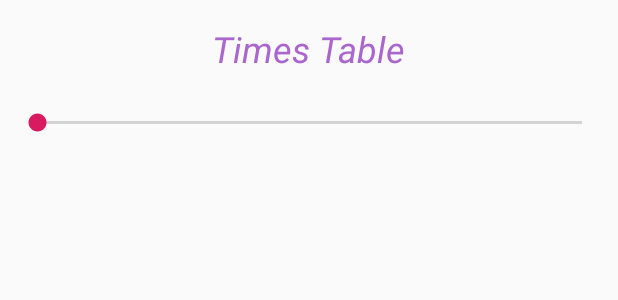
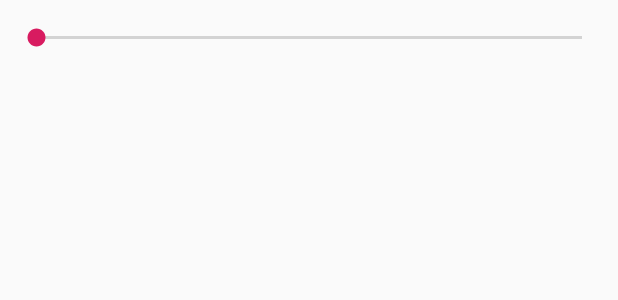
Before and after one commit to ramsony/Simple-Times-Table, an Android app: the layout activity_main.xml on its own in the app's theme, with its tools: preview values and no code run, on a phone screen of 412 x 824 dp. Shown: the top 300 px of the screen. Run offline under Robolectric (Android 15) with nearby library versions, the phone set to English and light mode, and no system bars.

Commit message:
Final Commit,connecting seek bar and the List View,and display the result of the time table as you slide the seek bar.

```diff
--- a/app/src/main/res/layout/activity_main.xml
+++ b/app/src/main/res/layout/activity_main.xml
@@ -6,49 +6,33 @@
     android:layout_height="match_parent"
     tools:context=".MainActivity">
 
-    <TextView
-        android:id="@+id/textView"
-        android:layout_width="wrap_content"
+
+    <SeekBar
+        android:id="@+id/tbSeekBar"
+        android:layout_width="0dp"
         android:layout_height="wrap_content"
         android:layout_marginStart="8dp"
         android:layout_marginLeft="8dp"
         android:layout_marginTop="16dp"
         android:layout_marginEnd="8dp"
         android:layout_marginRight="8dp"
-        android:layout_marginBottom="18dp"
-        android:text="Times Table"
-        android:textColor="@android:color/holo_purple"
-        android:textSize="24sp"
-        android:textStyle="italic"
-        app:layout_constraintBottom_toTopOf="@+id/seekBar"
         app:layout_constraintEnd_toEndOf="parent"
         app:layout_constraintStart_toStartOf="parent"
         app:layout_constraintTop_toTopOf="parent" />
 
-    <SeekBar
-        android:id="@+id/seekBar"
-        android:layout_width="395dp"
-        android:layout_height="wrap_content"
-        android:layout_marginStart="8dp"
-        android:layout_marginLeft="8dp"
-        android:layout_marginTop="24dp"
-        android:layout_marginEnd="8dp"
-        android:layout_marginRight="8dp"
-        app:layout_constraintEnd_toEndOf="parent"
-        app:layout_constraintStart_toStartOf="parent"
-        app:layout_constraintTop_toBottomOf="@+id/textView" />
-
     <ListView
+        android:id="@+id/tbListView"
         android:layout_width="395dp"
         android:layout_height="625dp"
         android:layout_marginStart="8dp"
         android:layout_marginLeft="8dp"
-        android:layout_marginTop="8dp"
+        android:layout_marginTop="60dp"
         android:layout_marginEnd="8dp"
         android:layout_marginRight="8dp"
         android:layout_marginBottom="8dp"
         app:layout_constraintBottom_toBottomOf="parent"
         app:layout_constraintEnd_toEndOf="parent"
         app:layout_constraintStart_toStartOf="parent"
-        app:layout_constraintTop_toBottomOf="@+id/seekBar" />
+        app:layout_constraintTop_toBottomOf="@+id/tbSeekBar" />
+
 </android.support.constraint.ConstraintLayout>
```
Also changed, not shown: app/src/main/java/com/example/simpletimestableapp/MainActivity.java (+54 -0 lines).
